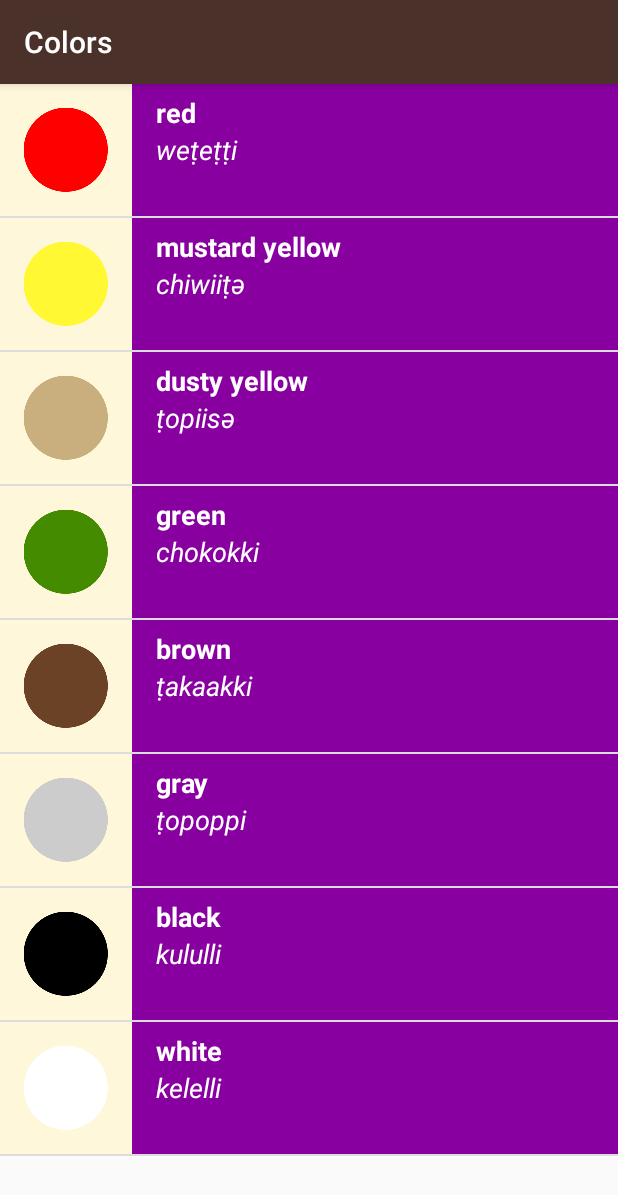
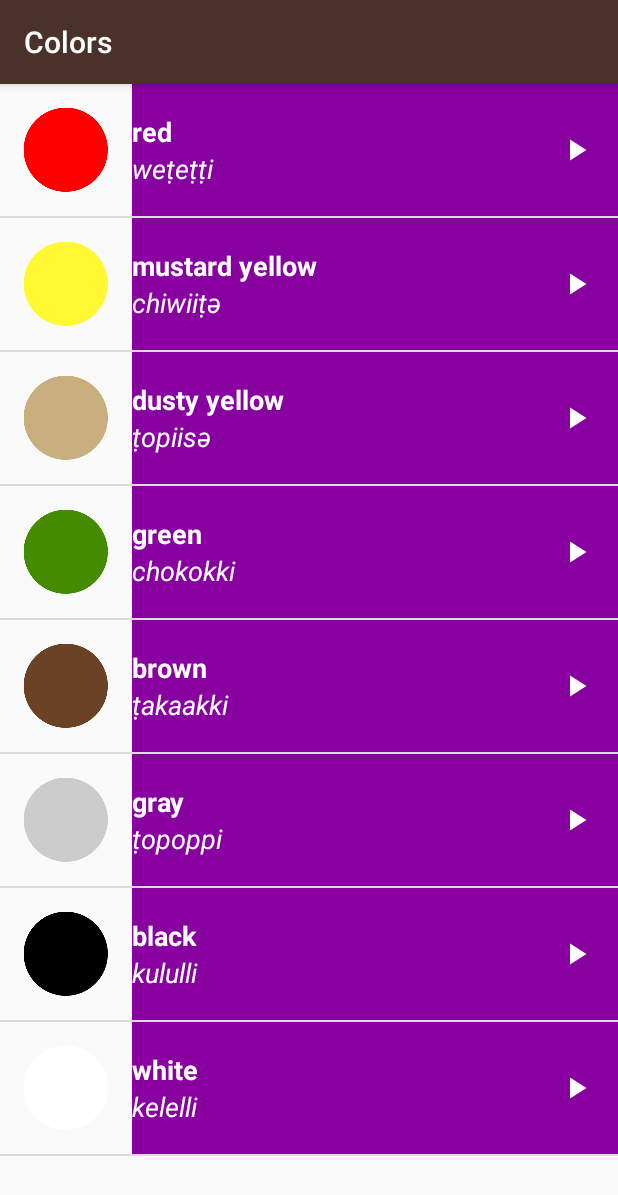
Before and after one commit to Wiktor-l4z/MyOwnTasks, an Android app: the ColorsActivity screen opened directly, with no data from a screen before it, on a phone screen of 412 x 824 dp. Shown: the top 1195 px of the screen. Run offline under Robolectric (Android 15) with nearby library versions, the phone set to English and light mode, and no system bars.

Commit message:
Add audio icon to list item layout

```diff
--- a/Udacity/Miwok/app/src/main/res/layout/list_item.xml
+++ b/Udacity/Miwok/app/src/main/res/layout/list_item.xml
@@ -1,48 +1,54 @@
 <?xml version="1.0" encoding="utf-8"?>
-<LinearLayout xmlns:android="http://schemas.android.com/apk/res/android"
+<RelativeLayout xmlns:android="http://schemas.android.com/apk/res/android"
     xmlns:tools="http://schemas.android.com/tools"
     android:layout_width="match_parent"
-    android:layout_height="match_parent"
-    android:orientation="horizontal"
-    android:minHeight="@dimen/list_item_height"
-    android:background="@color/tan_background">
+    android:layout_height="@dimen/list_item_height"
+    android:orientation="horizontal">
 
     <ImageView
         android:id="@+id/image_view"
         android:layout_width="@dimen/list_item_height"
-        android:layout_height="@dimen/list_item_height"
-         />
+        android:layout_height="@dimen/list_item_height" />
 
     <LinearLayout
         android:id="@+id/text_container"
         android:layout_width="match_parent"
-        android:layout_height="match_parent"
-        android:orientation="vertical"
-        android:paddingLeft="16dp"
-        android:background="@color/category_numbers">
+        android:layout_height="@dimen/list_item_height"
+        android:layout_alignParentBottom="true"
+        android:layout_alignParentTop="true"
+        android:layout_toRightOf="@id/image_view"
+        android:background="@color/category_colors"
+        android:orientation="vertical">
 
         <TextView
             android:id="@+id/random_text_view"
             android:layout_width="match_parent"
             android:layout_height="0dp"
-            android:textStyle="bold"
+            android:layout_weight="1"
             android:gravity="bottom"
-            android:layout_weight="1"
             android:textAppearance="?android:textAppearanceMedium"
             android:textColor="@android:color/white"
+            android:textStyle="bold"
             tools:text="tutti" />
 
         <TextView
             android:id="@+id/miwoako_text_view"
             android:layout_width="match_parent"
-            android:layout_height="wrap_content"
+            android:layout_height="0dp"
+            android:layout_weight="1"
+            android:gravity="top"
             android:textAppearance="?android:textAppearanceMedium"
             android:textColor="@android:color/white"
-           android:gravity="top"
-            android:layout_weight="1"
             android:textStyle="italic"
             tools:text="Hello" />
 
     </LinearLayout>
 
-</LinearLayout>
+    <ImageView
+        android:layout_width="24dp"
+        android:layout_height="24dp"
+        android:layout_alignParentRight="true"
+        android:layout_centerVertical="true"
+        android:layout_marginRight="16dp"
+        android:src="@drawable/ic_play_arrow" />
+</RelativeLayout>
```
Also changed, not shown: Udacity/Miwok/app/src/main/res/drawable-hdpi/ic_play_arrow.png (added), Udacity/Miwok/app/src/main/res/drawable-mdpi/ic_play_arrow.png (added), Udacity/Miwok/app/src/main/res/drawable-xhdpi/ic_play_arrow.png (added), Udacity/Miwok/app/src/main/res/drawable-xxhdpi/ic_play_arrow.png (added), Udacity/Miwok/app/src/main/res/drawable-xxxhdpi/ic_play_arrow.png (added).
